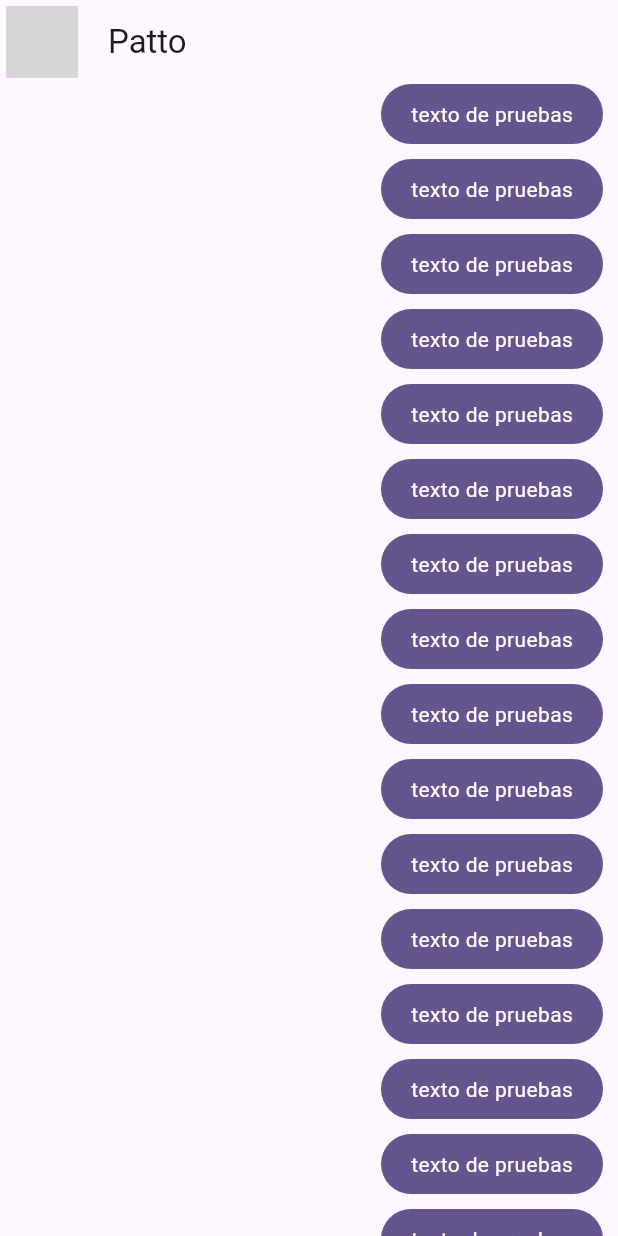
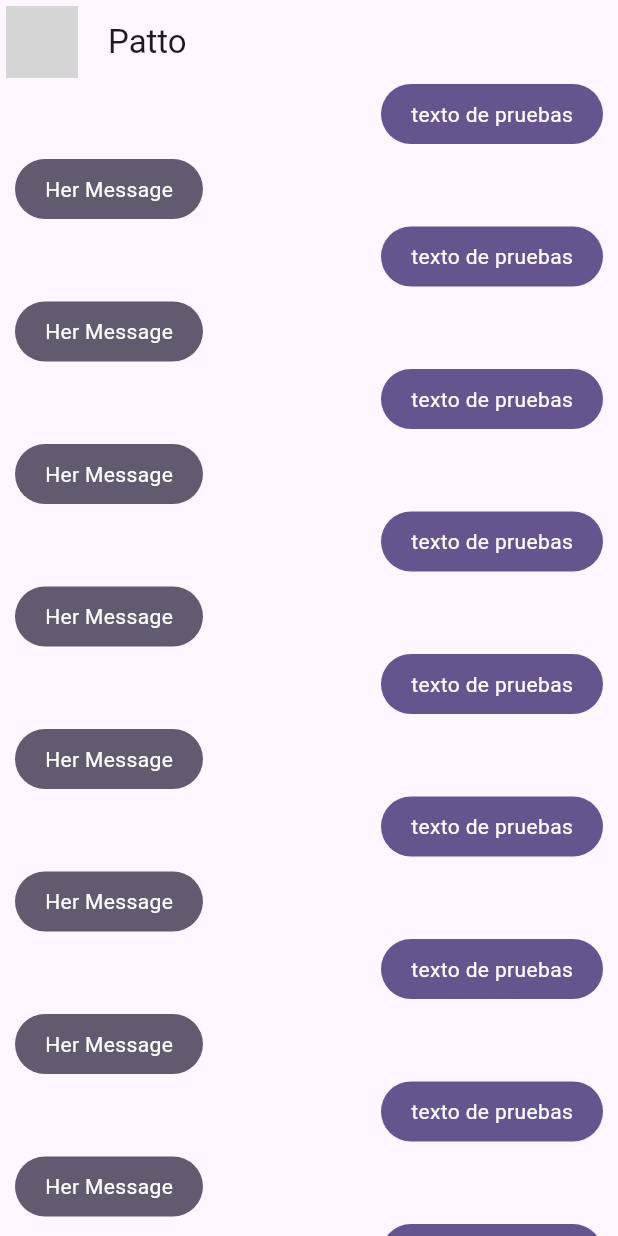
Before and after one commit to pattopilco/yes_no_app, a Flutter app: the screen it shows after launch, on a phone screen of 412 x 824 dp. Run offline on Flutter 3.47's test engine with Material 2 defaults, Android fonts, the phone set to English and light mode, and no system bars; network calls fail; grey boxes are pictures that could not be loaded.

Commit message:
her messages

```diff
--- a/lib/presentation/screens/chat/chat_screen.dart
+++ b/lib/presentation/screens/chat/chat_screen.dart
@@ -1,4 +1,5 @@
 import 'package:flutter/material.dart';
+import 'package:yes_no_app/presentation/widgets/chat/her_message_bubble.dart';
 
 import '../../widgets/chat/my_message_bubble.dart';
 
@@ -40,7 +41,9 @@ class _ChatView extends StatelessWidget {
                 child: ListView.builder(
                     itemCount: 100,
                     itemBuilder: (context, index) {
-                      return MyMessageBubble();
+                      return (index % 2 == 0)
+                          ? MyMessageBubble()
+                          : HerMessageBubble();
                     })),
           ],
         ),
--- /dev/null
+++ b/lib/presentation/widgets/chat/her_message_bubble.dart
@@ -0,0 +1,27 @@
+import 'package:flutter/material.dart';
+
+class HerMessageBubble extends StatelessWidget {
+  const HerMessageBubble({super.key});
+
+  @override
+  Widget build(BuildContext context) {
+    final colors = Theme.of(context).colorScheme;
+
+    return Column(
+      crossAxisAlignment: CrossAxisAlignment.start,
+      children: [
+        Container(
+          decoration: BoxDecoration(
+            color: colors.secondary,
+            borderRadius: BorderRadius.circular(20),
+          ),
+          child: const Padding(
+            padding: EdgeInsets.symmetric(horizontal: 20, vertical: 10),
+            child: Text('Her Message', style: TextStyle(color: Colors.white)),
+          ),
+        ),
+        const SizedBox(height: 5)
+      ],
+    );
+  }
+}
```
